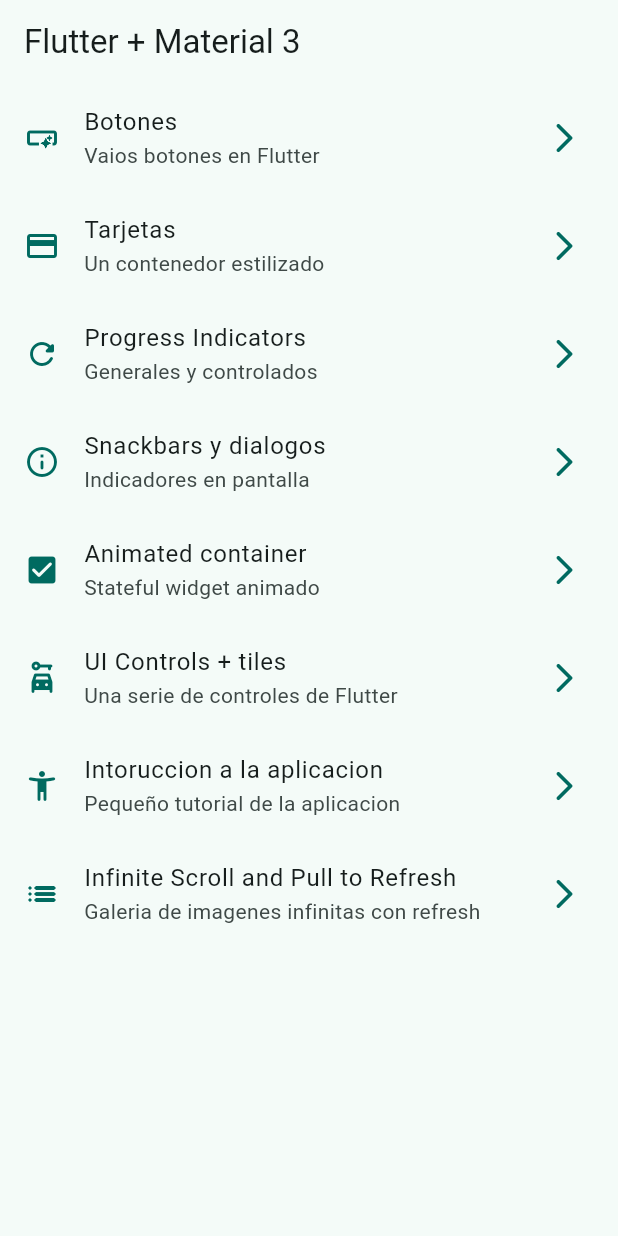
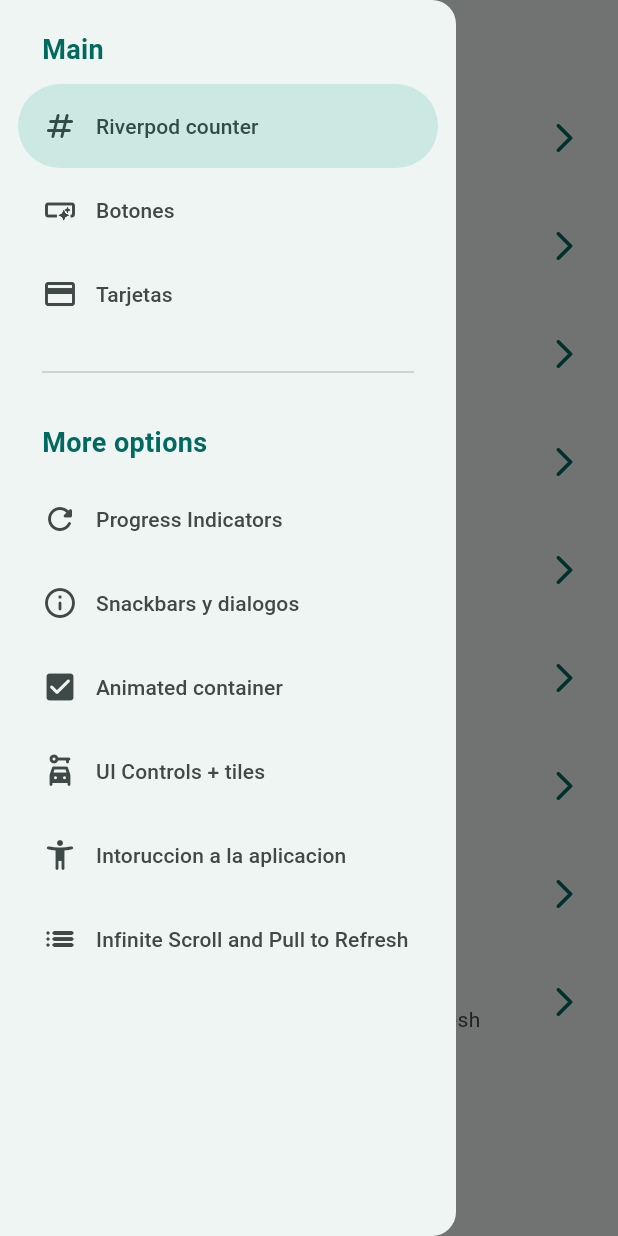
Before and after one commit to DarioAlvarez53/WidgetApp, a Flutter app: the screen it shows after launch, with the side drawer open (before the commit the screen has no drawer), on a phone screen of 412 x 824 dp. Run offline on Flutter 3.47's test engine with Material 3 defaults, Android fonts, the phone set to English and light mode, and no system bars; our stand-ins replace animate_do, flutter_riverpod, go_router.

Commit message:
Uso de riverpod

```diff
--- a/lib/config/menu/menu_items.dart
+++ b/lib/config/menu/menu_items.dart
@@ -20,6 +20,12 @@ class MenuItems {
 
 //este es el listado de los items que va a tener el menu
 const appMenuItems = <MenuItems>[
+  MenuItems(
+    title: "Riverpod counter",
+    subTitle: "Introduccion a Riverpod",
+    link: '/counter',
+    icon: Icons.numbers_rounded
+  ),
   MenuItems(
     title: "Botones",
     subTitle: "Vaios botones en Flutter",
@@ -67,5 +73,6 @@ const appMenuItems = <MenuItems>[
     subTitle: "Galeria de imagenes infinitas con refresh",
     link: '/infinite-scroll',
     icon: Icons.list_rounded
-  )
+  ),
+
 ];
--- a/lib/config/router/app_router.dart
+++ b/lib/config/router/app_router.dart
@@ -59,5 +59,11 @@ final appRouter = GoRouter(
       path: '/infinite-scroll',
       builder: (context, state) => const InfiniteScrollScreen(),
     ),
+
+    GoRoute(
+      name: CounterScreen.name,
+      path: '/counter',
+      builder: (context, state) => const CounterScreen(),
+    ),
   ],
 );
--- /dev/null
+++ b/lib/presentation/providers/counter_provider.dart
@@ -0,0 +1,4 @@
+import 'package:flutter_riverpod/flutter_riverpod.dart';
+
+//StateProvider es un proveedor de estado para la aplicacion
+final counterProvider = StateProvider((ref) => 5);
--- /dev/null
+++ b/lib/presentation/providers/theme_provider.dart
@@ -0,0 +1,4 @@
+//crear un estado para un bool que se va a llamar isDarkModeProvider
+import 'package:flutter_riverpod/flutter_riverpod.dart';
+
+final isDarkModeProvider = StateProvider<bool>((ref) => false);
--- a/lib/presentation/screens/home/home_screen.dart
+++ b/lib/presentation/screens/home/home_screen.dart
@@ -1,6 +1,7 @@
 import 'package:flutter/material.dart';
 import 'package:go_router/go_router.dart';
 import 'package:widget_app/config/menu/menu_items.dart';
+import 'package:widget_app/presentation/widgets/side_menu.dart';
 // import 'package:widget_app/presentation/screens/cards/cards_screen.dart';
 
 class HomeScreen extends StatelessWidget {
@@ -11,11 +12,17 @@ class HomeScreen extends StatelessWidget {
 
   @override
   Widget build(BuildContext context) {
+
+    //Creando la referencia del key
+    final scaffoldKey =  GlobalKey<ScaffoldState>();
+
     return Scaffold(
+      key: scaffoldKey,
       appBar: AppBar(
         title: const Text('Flutter + Material 3'),
       ),
       body: const _HomeView(),
+      drawer: SideMenu(scaffoldKey: scaffoldKey,),
     );
   }
 }
--- a/lib/presentation/screens/screens.dart
+++ b/lib/presentation/screens/screens.dart
@@ -5,6 +5,7 @@ export 'package:widget_app/presentation/screens/animated/animated_screen.dart';
 export 'package:widget_app/presentation/screens/app_tutorial/app_tutorial_screen.dart';
 export 'package:widget_app/presentation/screens/buttons/buttons_screen.dart';
 export 'package:widget_app/presentation/screens/cards/cards_screen.dart';
+export 'package:widget_app/presentation/screens/counter/counter_screen.dart';
 export 'package:widget_app/presentation/screens/home/home_screen.dart';
 export 'package:widget_app/presentation/screens/infinite_scroll/infinite_scroll_screen.dart';
 export 'package:widget_app/presentation/screens/progress/progress_screen.dart';
--- /dev/null
+++ b/lib/presentation/widgets/side_menu.dart
@@ -0,0 +1,92 @@
+import 'package:flutter/material.dart';
+import 'package:go_router/go_router.dart';
+import 'package:widget_app/config/menu/menu_items.dart';
+
+class SideMenu extends StatefulWidget {
+
+  final GlobalKey<ScaffoldState> scaffoldKey;
+
+  const SideMenu({
+    super.key,
+    required this.scaffoldKey
+  });
+
+  @override
+  State<SideMenu> createState() => _SideMenuState();
+}
+
+class _SideMenuState extends State<SideMenu> {
+
+  int navDrawerIndex = 0;
+
+  @override
+  Widget build(BuildContext context) {
+
+    //Definicion del padding del notch
+    final hasNotch = MediaQuery.of(context).viewPadding.top > 35;
+
+    final color = Theme.of(context).colorScheme;
+
+    return NavigationDrawer(
+      selectedIndex: navDrawerIndex,
+      onDestinationSelected: (value) {
+        setState(() {
+          navDrawerIndex = value;
+        });
+
+        final menuItem = appMenuItems[value];
+        context.push(menuItem.link);
+        widget.scaffoldKey.currentState?.closeDrawer();
+      },
+      children: [
+        Padding(
+          padding: EdgeInsets.fromLTRB(28, hasNotch ? 0 : 20, 16, 10),
+          child: Text(
+            'Main',
+            style: TextStyle(
+              fontWeight: FontWeight.bold,
+              fontSize: 18,
+              color: color.primary
+            ),
+          ),
+        ),
+
+        ...appMenuItems
+        .sublist(0,3)
+        .map(
+          (item) => NavigationDrawerDestination (
+            icon: Icon(item.icon),
+            label: Text(item.title),
+
+          ),
+        ),
+
+        const Padding(
+          padding: EdgeInsets.fromLTRB(28, 16, 28, 16),
+          child: Divider(),
+        ),
+
+        Padding(
+          padding: const EdgeInsets.fromLTRB(28, 10, 16, 10),
+          child:  Text(
+            'More options',
+            style: TextStyle(
+              fontWeight: FontWeight.bold,
+              fontSize: 18,
+              color: color.primary
+            ),
+          ),
+        ),
+
+        ...appMenuItems
+        .sublist(3)
+        .map(
+          (item) => NavigationDrawerDestination (
+            icon: Icon(item.icon),
+            label: Text(item.title, )
+          ),
+        ),
+      ]
+    );
+  }
+}
--- a/pubspec.yaml
+++ b/pubspec.yaml
@@ -10,6 +10,7 @@ dependencies:
   animate_do: ^3.3.4
   flutter:
     sdk: flutter
+  flutter_riverpod: ^2.5.1
   go_router: ^14.2.1
 
 dev_dependencies:
```
Also changed, not shown: lib/main.dart (+6 -1 lines), lib/presentation/screens/counter/counter_screen.dart (added, +47 -0 lines), pubspec.lock.
